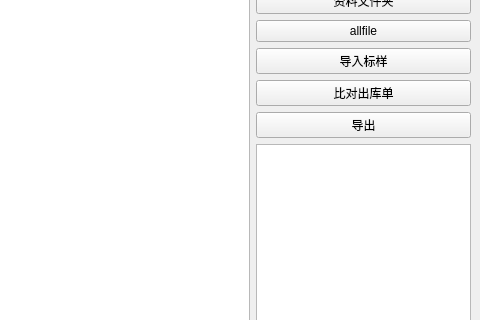
This is qt5_client/contacts.ui in mahongquan/parts as Qt 5 draws it before an edit; both pictures show x 297 to 777 and y 117 to 437 of the 777 by 532 pixel window. The edited form follows.
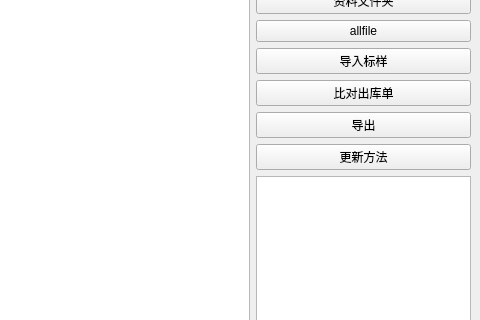
This is the edited form. Custom widgets are drawn as their Qt base class.

```diff
--- a/qt5_client/contacts.ui
+++ b/qt5_client/contacts.ui
@@ -55,7 +55,7 @@
        </widget>
       </item>
       <item>
-       <layout class="QVBoxLayout" name="verticalLayout" stretch="0,1,0,1,1,0,0,1">
+       <layout class="QVBoxLayout" name="verticalLayout" stretch="0,1,0,1,1,0,0,0,1">
         <property name="sizeConstraint">
          <enum>QLayout::SetFixedSize</enum>
         </property>
@@ -108,6 +108,13 @@
           </property>
          </widget>
         </item>
+        <item>
+         <widget class="QPushButton" name="pushButton_method">
+          <property name="text">
+           <string>更新方法</string>
+          </property>
+         </widget>
+        </item>
         <item>
          <widget class="MyTreeView" name="treeView"/>
         </item>
```
